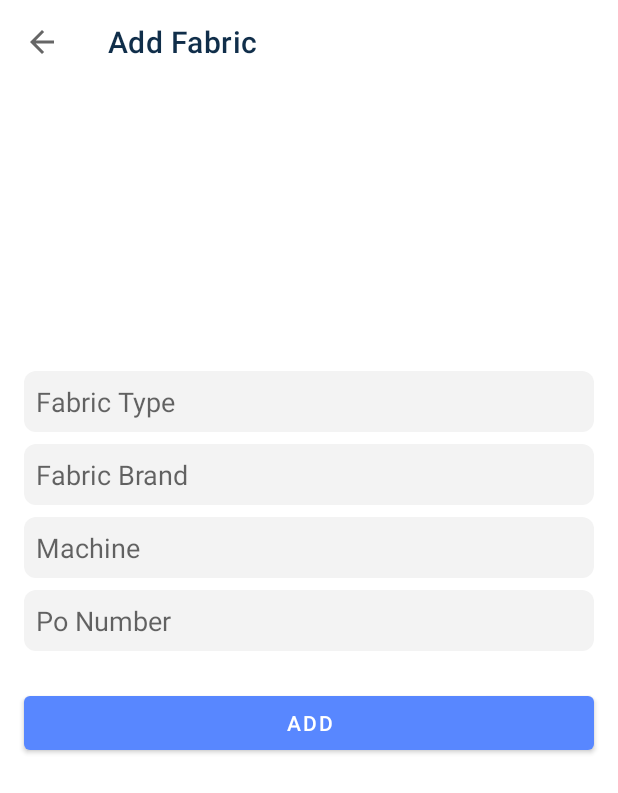
After one commit to alianhakim8/fabric-grey-mobile, an Android app: the AddFabricActivity screen opened directly, with no data from a screen before it, on a phone screen of 412 x 824 dp. The commit adds this screen. Shown: the top 793 px of the screen. Run offline under Robolectric (Android 15) with nearby library versions, the phone set to English and light mode, and no system bars; 1 statement that could not run was skipped.

Commit message:
add fabric

```diff
--- a/app/src/main/AndroidManifest.xml
+++ b/app/src/main/AndroidManifest.xml
@@ -15,7 +15,8 @@
         android:theme="@style/Theme.Fabricmobilemvvm"
         android:usesCleartextTraffic="true"
         tools:targetApi="m">
-        <activity android:name=".ui.main.view.fabric.FabricActivity"></activity>
+        <activity android:name=".ui.main.view.fabric.AddFabricActivity"></activity>
+        <activity android:name=".ui.main.view.fabric.FabricActivity" />
         <activity
             android:name=".ui.main.view.fragment.FabricFragment"
             tools:ignore="Instantiatable" />
--- a/app/src/main/java/id/alian/fabric_mobile_mvvm/data/api/ApiService.kt
+++ b/app/src/main/java/id/alian/fabric_mobile_mvvm/data/api/ApiService.kt
@@ -28,4 +28,10 @@ interface ApiService {
     suspend fun getAllFabric(
         @Header("Authorization") token: String
     ): Response<List<FabricResponse>>
+
+    @POST("fabric/store")
+    suspend fun addFabric(
+        @Header("Authorization") token: String,
+        @Body fabricResponse: FabricResponse
+    ): Response<FabricResponse>
 }
--- a/app/src/main/java/id/alian/fabric_mobile_mvvm/data/repository/MainRepository.kt
+++ b/app/src/main/java/id/alian/fabric_mobile_mvvm/data/repository/MainRepository.kt
@@ -1,12 +1,18 @@
 package id.alian.fabric_mobile_mvvm.data.repository
 
 import id.alian.fabric_mobile_mvvm.data.api.ApiHelper
+import id.alian.fabric_mobile_mvvm.data.model.FabricResponse
 
 class MainRepository(private val apiHelper: ApiHelper) {
+
+    // Auth
     suspend fun signIn(email: String, password: String) = apiHelper.signIn(email, password)
 
     suspend fun signUp(email: String, userName: String, password: String) =
         apiHelper.signUp(email, userName, password)
 
+    // Fabric
     suspend fun getAllFabric(token: String) = apiHelper.getAllFabric(token)
+
+    suspend fun addFabric(token: String, body: FabricResponse) = apiHelper.addFabric(token, body)
 }
--- /dev/null
+++ b/app/src/main/res/layout/activity_add_fabric.xml
@@ -0,0 +1,106 @@
+<?xml version="1.0" encoding="utf-8"?>
+<androidx.constraintlayout.widget.ConstraintLayout xmlns:android="http://schemas.android.com/apk/res/android"
+    xmlns:app="http://schemas.android.com/apk/res-auto"
+    xmlns:tools="http://schemas.android.com/tools"
+    android:layout_width="match_parent"
+    android:layout_height="match_parent"
+    tools:context=".ui.main.view.fabric.AddFabricActivity">
+
+    <com.google.android.material.appbar.MaterialToolbar
+        android:id="@+id/add_fabric_toolbar"
+        android:layout_width="match_parent"
+        android:layout_height="wrap_content"
+        app:layout_constraintEnd_toEndOf="parent"
+        app:layout_constraintHorizontal_bias="0.5"
+        app:layout_constraintStart_toStartOf="parent"
+        app:layout_constraintTop_toTopOf="parent"
+        app:navigationIcon="@drawable/ic_back"
+        app:title="Add Fabric"
+        app:titleTextColor="@color/custom_navy" />
+
+    <EditText
+        android:id="@+id/et_fabric_type"
+        android:layout_width="match_parent"
+        android:layout_height="wrap_content"
+        android:layout_marginStart="16dp"
+        android:layout_marginEnd="16dp"
+        android:background="@drawable/et_bg"
+        android:hint="@string/fabric_type"
+        android:padding="@dimen/_10hsdp"
+        app:layout_constraintEnd_toEndOf="parent"
+        app:layout_constraintHorizontal_bias="0.5"
+        app:layout_constraintStart_toStartOf="parent"
+        app:layout_constraintTop_toTopOf="@+id/guideline2" />
+
+    <EditText
+        android:id="@+id/et_fabric_brand"
+        android:layout_width="0dp"
+        android:layout_height="wrap_content"
+        android:layout_marginTop="8dp"
+        android:background="@drawable/et_bg"
+        android:hint="@string/fabric_brand"
+        android:padding="@dimen/_10hsdp"
+        app:layout_constraintEnd_toEndOf="@+id/et_fabric_type"
+        app:layout_constraintHorizontal_bias="0.5"
+        app:layout_constraintStart_toStartOf="@+id/et_fabric_type"
+        app:layout_constraintTop_toBottomOf="@+id/et_fabric_type" />
+
+    <EditText
+        android:id="@+id/et_machine_id"
+        android:layout_width="0dp"
+        android:layout_height="wrap_content"
+        android:layout_marginTop="8dp"
+        android:background="@drawable/et_bg"
+        android:hint="@string/machine"
+        android:inputType="number"
+        android:padding="@dimen/_10hsdp"
+        app:layout_constraintEnd_toEndOf="@+id/et_fabric_brand"
+        app:layout_constraintHorizontal_bias="0.5"
+        app:layout_constraintStart_toStartOf="@+id/et_fabric_brand"
+        app:layout_constraintTop_toBottomOf="@+id/et_fabric_brand" />
+
+    <EditText
+        android:id="@+id/et_po_number"
+        android:layout_width="0dp"
+        android:layout_height="wrap_content"
+        android:layout_marginTop="8dp"
+        android:background="@drawable/et_bg"
+        android:hint="@string/po_number"
+        android:inputType="number"
+        android:padding="@dimen/_10hsdp"
+        app:layout_constraintEnd_toEndOf="@+id/et_machine_id"
+        app:layout_constraintHorizontal_bias="0.5"
+        app:layout_constraintStart_toStartOf="@+id/et_machine_id"
+        app:layout_constraintTop_toBottomOf="@+id/et_machine_id" />
+
+    <Button
+        android:id="@+id/btn_add"
+        android:layout_width="0dp"
+        android:layout_height="wrap_content"
+        android:layout_marginTop="24dp"
+        android:padding="@dimen/_10hsdp"
+        android:text="@string/add"
+        app:layout_constraintEnd_toEndOf="@+id/et_po_number"
+        app:layout_constraintHorizontal_bias="0.0"
+        app:layout_constraintStart_toStartOf="@+id/et_po_number"
+        app:layout_constraintTop_toBottomOf="@+id/et_po_number" />
+
+    <ProgressBar
+        android:id="@+id/progress_bar"
+        android:layout_width="wrap_content"
+        android:layout_height="wrap_content"
+        android:layout_marginTop="@dimen/_20hsdp"
+        android:visibility="gone"
+        app:layout_constraintEnd_toEndOf="parent"
+        app:layout_constraintStart_toStartOf="parent"
+        app:layout_constraintTop_toBottomOf="@+id/et_po_number" />
+
+    <androidx.constraintlayout.widget.Guideline
+        android:id="@+id/guideline2"
+        android:layout_width="wrap_content"
+        android:layout_height="wrap_content"
+        android:orientation="horizontal"
+        app:layout_constraintGuide_percent=".3" />
+
+
+</androidx.constraintlayout.widget.ConstraintLayout>
--- a/app/src/main/res/values/strings.xml
+++ b/app/src/main/res/values/strings.xml
@@ -9,10 +9,10 @@
     <string name="desc_sign_in">Please Sign In To Continue</string>
     <string name="username">Username</string>
     <string name="desc_sign_up">Please Sign Up To Continue</string>
-    <string name="menu">Menu</string>
+    <string name="menu">MENU</string>
     <string name="fabric">Fabric</string>
     <string name="report">Report</string>
-    <string name="latest_po_number">Latest Po Number</string>
+    <string name="latest_po_number">LATEST PO NUMBER</string>
     <string name="sign_in">Sign In</string>
     <string name="sign_up">Sign Up</string>
     <string name="title_apps">Fabric Apps Grey</string>
@@ -23,4 +23,6 @@
     <string name="todo">TODO</string>
     <string name="no_internet_connection">No Internet Connection :(</string>
     <string name="failed_to_get_data">Failed To Get Data :(</string>
+    <string name="po_number">Po Number</string>
+    <string name="add">Add</string>
 </resources>
--- a/app/src/main/res/values/themes.xml
+++ b/app/src/main/res/values/themes.xml
@@ -3,7 +3,7 @@
     <style name="Theme.Fabricmobilemvvm" parent="Theme.MaterialComponents.Light.NoActionBar">
         <!-- Primary brand color. -->
         <item name="colorPrimary">@color/custom_blue</item>
-        <item name="colorPrimaryVariant">@color/custom_dark_blue</item>
+        <item name="colorPrimaryVariant">@color/custom_blue</item>
         <item name="colorOnPrimary">@color/white</item>
         <!-- Secondary brand color. -->
         <item name="colorSecondary">@color/teal_200</item>
@@ -12,6 +12,6 @@
         <!-- Status bar color. -->
         <item name="android:statusBarColor" tools:targetApi="l">?attr/colorPrimaryVariant</item>
         <!-- Customize your theme here. -->
-
+        <item name="android:navigationBarColor">@color/custom_blue</item>
     </style>
 </resources>
```
Also changed, not shown: app/src/main/java/id/alian/fabric_mobile_mvvm/data/api/ApiHelper.kt (+7 -0 lines), app/src/main/java/id/alian/fabric_mobile_mvvm/ui/main/view/fabric/AddFabricActivity.kt (added, +101 -0 lines), app/src/main/java/id/alian/fabric_mobile_mvvm/ui/main/view/fabric/FabricActivity.kt (+13 -0 lines), app/src/main/java/id/alian/fabric_mobile_mvvm/ui/main/viewmodel/MainViewModel.kt (+13 -0 lines), app/src/main/res/layout/activity_fabric.xml (+18 -4 lines), app/src/main/res/layout/fragment_home.xml (+2 -45 lines).
